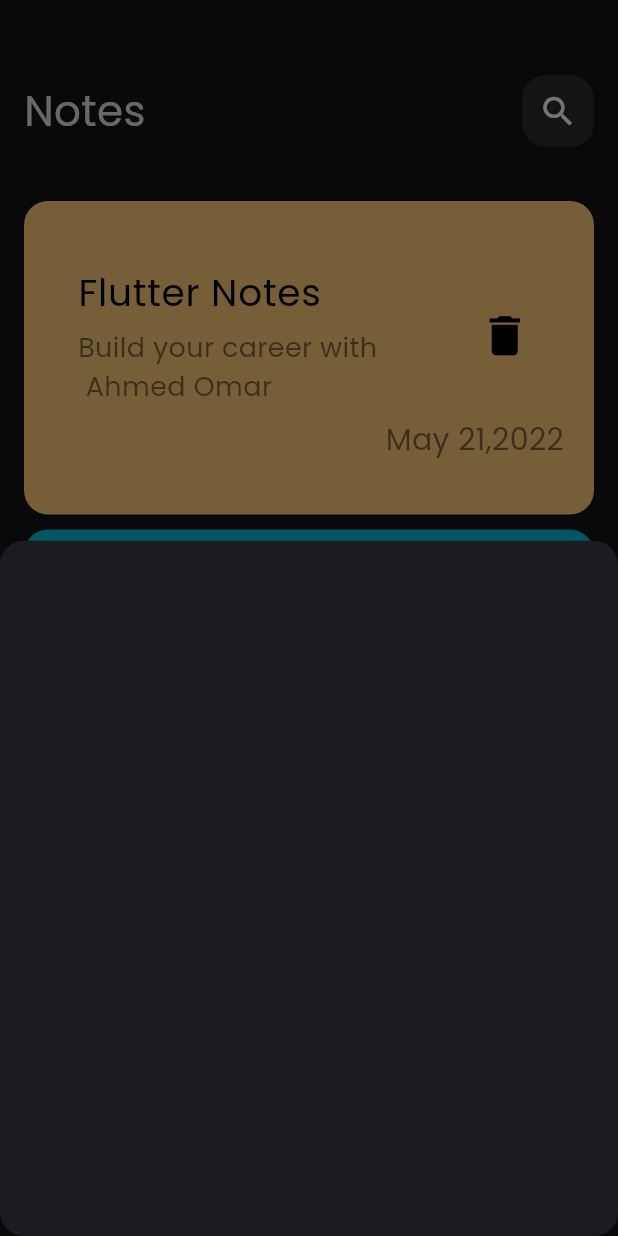
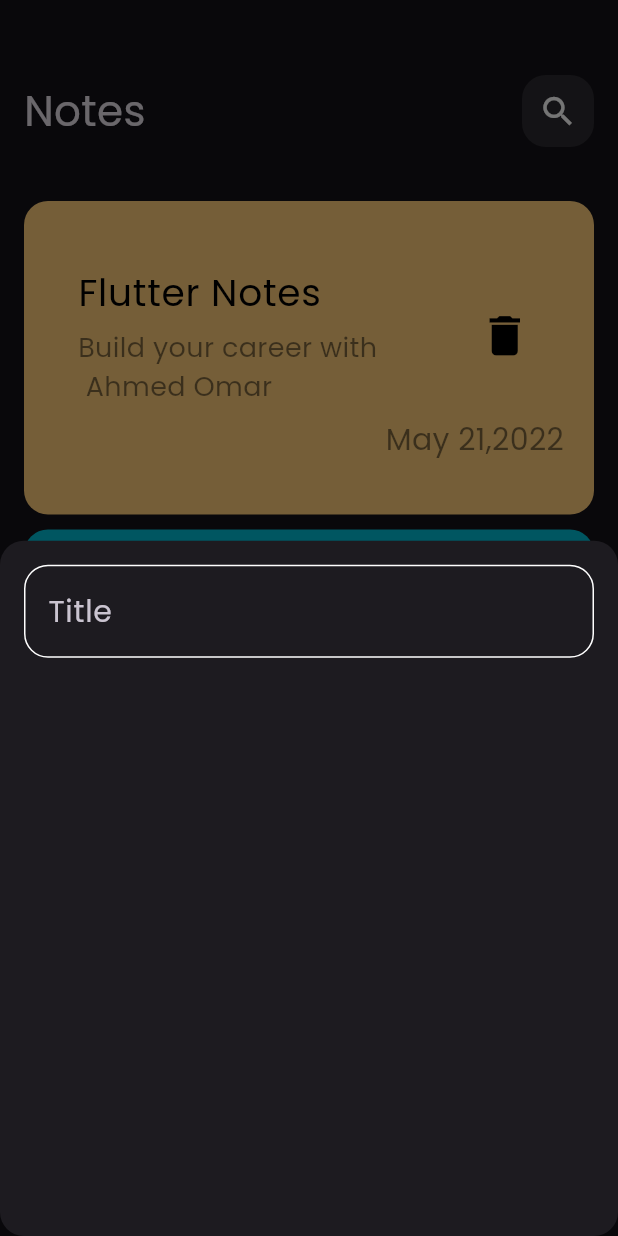
Before and after one commit to AhmedOmarG3/NotesApp, a Flutter app: the screen it shows after launch, after a tap on the "add" icon, on a phone screen of 412 x 824 dp. Run offline on Flutter 3.47's test engine with Material 3 defaults, Android fonts, the phone set to English and light mode, and no system bars.

Commit message:
create custom textfield

```diff
--- /dev/null
+++ b/lib/Constants/constant.dart
@@ -0,0 +1,3 @@
+import 'package:flutter/material.dart';
+
+Color kprimaryColor = Colors.cyan;
--- a/lib/Views/notes_view.dart
+++ b/lib/Views/notes_view.dart
@@ -1,4 +1,5 @@
 import 'package:flutter/material.dart';
+import 'package:to_do/Constants/constant.dart';
 import 'package:to_do/Widgets/button_sheet.dart';
 import 'package:to_do/Widgets/notes_view_body.dart';
 
@@ -10,7 +11,7 @@
     return Scaffold(
       floatingActionButton: FloatingActionButton(
         shape: CircleBorder(),
-        backgroundColor: Colors.cyan,
+        backgroundColor: kprimaryColor,
         onPressed: () {
           showModalBottomSheet(
               shape: RoundedRectangleBorder(
--- a/lib/Widgets/button_sheet.dart
+++ b/lib/Widgets/button_sheet.dart
@@ -1,4 +1,5 @@
 import 'package:flutter/material.dart';
+import 'package:to_do/Widgets/custom_text_field.dart';
 
 class AddNoteButtonSheet extends StatelessWidget {
   const AddNoteButtonSheet({
@@ -7,6 +8,16 @@
 
   @override
   Widget build(BuildContext context) {
-    return Container();
+    return Padding(
+      padding: const EdgeInsets.symmetric(horizontal: 16),
+      child: Column(
+        children: [
+          SizedBox(
+            height: 16,
+          ),
+          CustomTextField(),
+        ],
+      ),
+    );
   }
 }
--- /dev/null
+++ b/lib/Widgets/custom_text_field.dart
@@ -0,0 +1,25 @@
+import 'package:flutter/material.dart';
+import 'package:to_do/Constants/constant.dart';
+
+class CustomTextField extends StatelessWidget {
+  const CustomTextField({super.key});
+
+  @override
+  Widget build(BuildContext context) {
+    return TextField(
+      cursorColor: kprimaryColor,
+      decoration: InputDecoration(
+          hintText: 'Title',
+          hintStyle: TextStyle(fontSize: 20),
+          enabledBorder: buildBorder(),
+          focusedBorder: buildBorder(kprimaryColor)),
+    );
+  }
+
+  OutlineInputBorder buildBorder([color]) {
+    return OutlineInputBorder(
+        borderRadius: BorderRadius.circular(16),
+        borderSide:
+            BorderSide(color: color == null ? Colors.white : kprimaryColor));
+  }
+}
```
